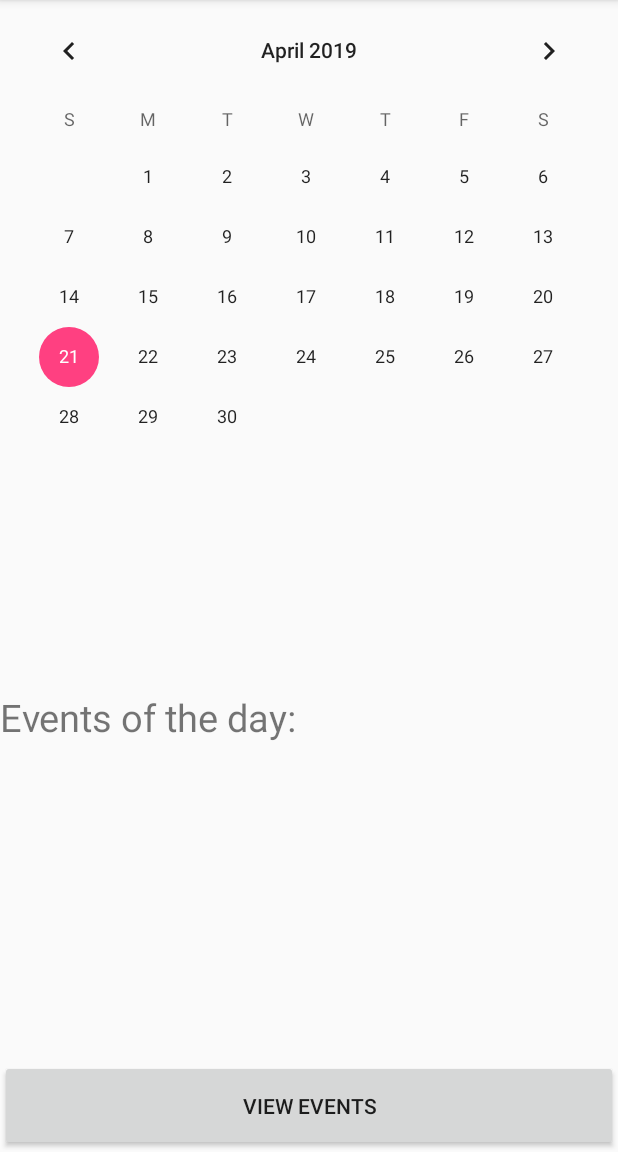
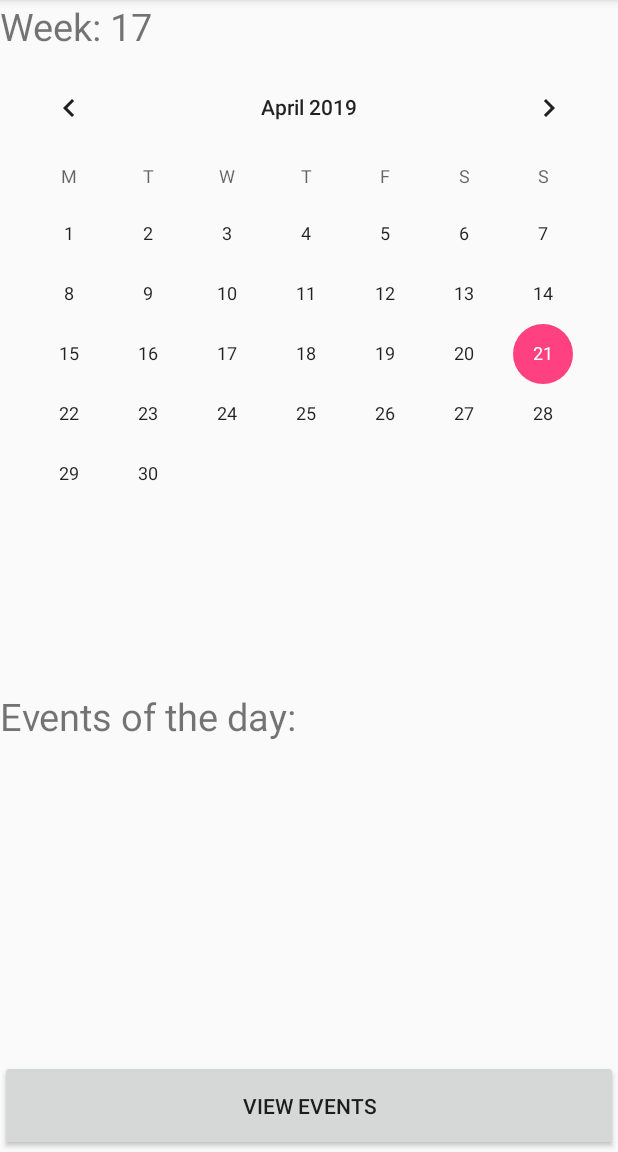
Before and after one commit to jonizei/MyCalendarApp, an Android app: the screen it shows after launch (MainActivity), on a phone screen of 412 x 824 dp, the part 84-1236 px from its top. Run offline under Robolectric (Android 15) with nearby library versions, the phone set to English and light mode, and no system bars.

Commit message:
User can see week number

```diff
--- a/app/src/main/java/fi/tuni/mycalendarapp/MainActivity.java
+++ b/app/src/main/java/fi/tuni/mycalendarapp/MainActivity.java
@@ -14,11 +14,16 @@ import android.widget.ListView;
 import android.widget.TextView;
 import android.widget.Toast;
 
+import org.w3c.dom.Text;
+
 import java.time.LocalDate;
+import java.time.temporal.TemporalField;
+import java.time.temporal.WeekFields;
 import java.util.Calendar;
 import java.util.Date;
 import java.util.GregorianCalendar;
 import java.util.List;
+import java.util.Locale;
 
 public class MainActivity extends AppCompatActivity {
 
@@ -29,10 +34,12 @@ public class MainActivity extends AppCompatActivity {
     private EventRepository eventRepository;
     private MyNotificationHandler notificationHandler;
 
+    private TextView txtWeekNumber;
     private CalendarView calendarView;
     private ListView listDailyEvents;
 
     private LocalDate selectedDate;
+    private int selectedWeek;
 
     @Override
     protected void onCreate(Bundle savedInstanceState) {
@@ -48,11 +55,13 @@ public class MainActivity extends AppCompatActivity {
 
         selectedDate = LocalDate.now();
 
+        txtWeekNumber = (TextView) findViewById(R.id.txtWeekNumber);
         calendarView = (CalendarView) findViewById(R.id.calendarView);
         listDailyEvents = (ListView) findViewById(R.id.listDailyEvents);
 
         setupListeners();
         updateEventInfo(selectedDate);
+        updateWeekNumber(selectedDate);
     }
 
     @Override
@@ -87,12 +96,16 @@ public class MainActivity extends AppCompatActivity {
             selectedDate = LocalDate.of(year, month + 1, dayOfMonth);
             Debug.printConsole(TAG, "setOnChangeListener", "Changed: " + selectedDate.toString(), 2);
             updateEventInfo(selectedDate);
+            updateWeekNumber(selectedDate);
         });
 
     }
 
-    private void updateWeekNumber() {
-
+    private void updateWeekNumber(LocalDate date) {
+        TemporalField woy = WeekFields.of(Locale.GERMAN).weekOfWeekBasedYear();
+        selectedWeek = date.get(woy);
+        Debug.printConsole(TAG, "updateWeekNumber", "WeekNumber: " + selectedWeek, 1);
+        txtWeekNumber.setText("Week: " + selectedWeek);
     }
 
     private void updateEventInfo(LocalDate date) {
--- a/app/src/main/res/layout/activity_main.xml
+++ b/app/src/main/res/layout/activity_main.xml
@@ -7,11 +7,20 @@
     android:layout_height="match_parent"
     tools:context=".MainActivity">
 
+    <TextView
+        android:id="@+id/txtWeekNumber"
+        android:layout_width="match_parent"
+        android:layout_height="0sp"
+        android:layout_weight="0.05"
+        android:textSize="25sp"
+        android:text="Week: "/>
+
     <CalendarView
         android:id="@+id/calendarView"
         android:layout_width="match_parent"
         android:layout_height="0sp"
-        android:layout_weight="0.6">
+        android:layout_weight="0.55"
+        android:firstDayOfWeek="2">
     </CalendarView>
 
     <LinearLayout
```
